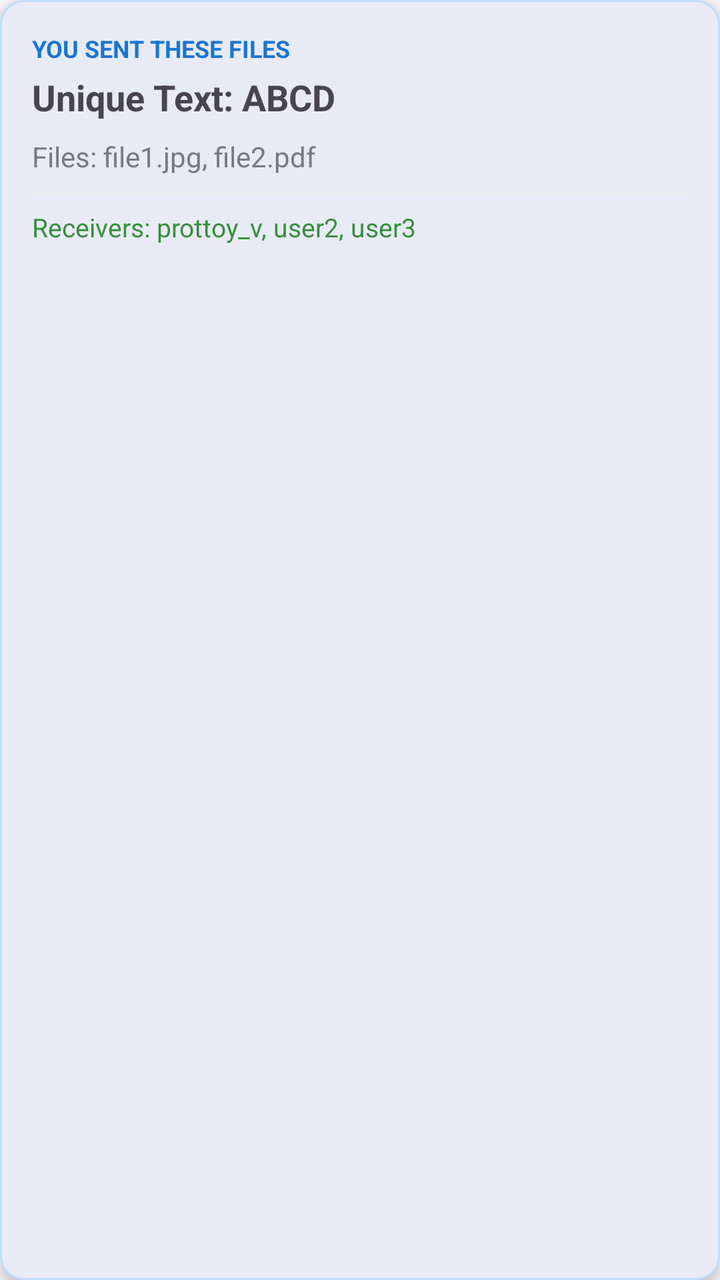
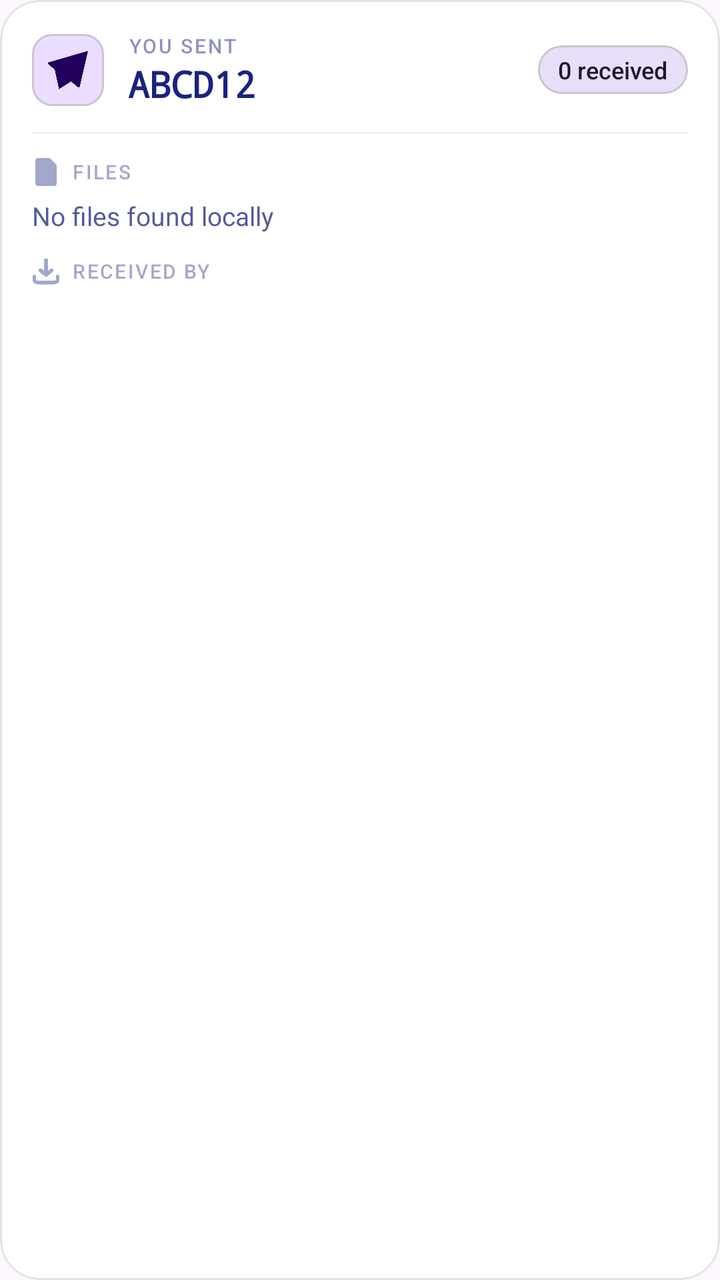

Compare the two renders of this Android layout. The source of the first and the diff that turns it into the second are given below.
<!-- AndroidManifest.xml: application theme Theme.MyApplication -->
<!-- res/layout/item_sent_history.xml -->
<com.google.android.material.card.MaterialCardView
    xmlns:android="http://schemas.android.com/apk/res/android"
    xmlns:app="http://schemas.android.com/apk/res-auto"
    android:layout_width="match_parent"
    android:layout_height="wrap_content"
    android:layout_margin="8dp"
    app:cardCornerRadius="12dp"
    app:cardElevation="4dp"
    app:strokeColor="#BBDEFB"
    app:strokeWidth="1dp">

    <LinearLayout
        android:layout_width="match_parent"
        android:layout_height="wrap_content"
        android:orientation="vertical"
        android:padding="16dp">

        <TextView
            android:layout_width="wrap_content"
            android:layout_height="wrap_content"
            android:text="YOU SENT THESE FILES"
            android:textColor="#1976D2"
            android:textStyle="bold"
            android:textSize="12sp"/>

        <TextView
            android:id="@+id/tvUniqueText"
            android:layout_width="wrap_content"
            android:layout_height="wrap_content"
            android:text="Unique Text: ABCD"
            android:textSize="18sp"
            android:textStyle="bold"
            android:layout_marginTop="4dp"/>

        <TextView
            android:id="@+id/tvFiles"
            android:layout_width="match_parent"
            android:layout_height="wrap_content"
            android:text="Files: file1.jpg, file2.pdf"
            android:layout_marginTop="8dp"
            android:alpha="0.7"/>

        <View
            android:layout_width="match_parent"
            android:layout_height="1dp"
            android:background="#EEEEEE"
            android:layout_marginVertical="8dp"/>

        <TextView
            android:id="@+id/tvReceivers"
            android:layout_width="match_parent"
            android:layout_height="wrap_content"
            android:text="Receivers: prottoy_v, user2, user3"
            android:textColor="#388E3C"
            android:textSize="13sp"/>
    </LinearLayout>
</com.google.android.material.card.MaterialCardView>
<!-- resources referenced by this layout -->
<resources>
  <style name="Theme.MyApplication" parent="Base.Theme.MyApplication" />
  <style name="Base.Theme.MyApplication" parent="Theme.Material3.DayNight.NoActionBar">
  
          <item name="colorPrimary">#132F97</item>
          <item name="colorOnPrimary">@color/white</item>
          <item name="colorSurface">@color/white</item>
          <item name="colorOnSurface">#1A237E</item>
          <item name="colorSecondary">#527132</item>
          <item name="android:statusBarColor">?attr/colorSurface</item>
          <item name="android:windowLightStatusBar">true</item>
          <item name="android:navigationBarColor">?attr/colorSurface</item>
      </style>
  <color name="white">#FFFFFFFF</color>
</resources>

<!-- the commit's change to res/layout/item_sent_history.xml (unified diff, before → after) -->
@@ -1,12 +1,15 @@
+<?xml version="1.0" encoding="utf-8"?>
 <com.google.android.material.card.MaterialCardView
     xmlns:android="http://schemas.android.com/apk/res/android"
     xmlns:app="http://schemas.android.com/apk/res-auto"
     android:layout_width="match_parent"
     android:layout_height="wrap_content"
-    android:layout_margin="8dp"
-    app:cardCornerRadius="12dp"
-    app:cardElevation="4dp"
-    app:strokeColor="#BBDEFB"
+    android:layout_marginHorizontal="16dp"
+    android:layout_marginVertical="6dp"
+    app:cardBackgroundColor="?attr/colorSurface"
+    app:cardCornerRadius="20dp"
+    app:cardElevation="0dp"
+    app:strokeColor="?attr/colorSurfaceContainerHighest"
     app:strokeWidth="1dp">
 
     <LinearLayout
@@ -15,43 +18,169 @@
         android:orientation="vertical"
         android:padding="16dp">
 
-        <TextView
-            android:layout_width="wrap_content"
+        
+        <LinearLayout
+            android:layout_width="match_parent"
             android:layout_height="wrap_content"
-            android:text="YOU SENT THESE FILES"
-            android:textColor="#1976D2"
-            android:textStyle="bold"
-            android:textSize="12sp"/>
+            android:gravity="center_vertical"
+            android:orientation="horizontal">
 
-        <TextView
-            android:id="@+id/tvUniqueText"
-            android:layout_width="wrap_content"
+            <com.google.android.material.card.MaterialCardView
+                android:layout_width="36dp"
+                android:layout_height="36dp"
+                app:cardBackgroundColor="?attr/colorPrimaryContainer"
+                app:cardCornerRadius="10dp"
+                app:cardElevation="0dp">
+
+                <ImageView
+                    android:layout_width="match_parent"
+                    android:layout_height="match_parent"
+                    android:padding="8dp"
+                    android:src="@drawable/ic_send"
+                    app:tint="?attr/colorOnPrimaryContainer" />
+            </com.google.android.material.card.MaterialCardView>
+
+            <LinearLayout
+                android:layout_width="0dp"
+                android:layout_height="wrap_content"
+                android:layout_marginStart="12dp"
+                android:layout_weight="1"
+                android:orientation="vertical">
+
+                <TextView
+                    android:layout_width="wrap_content"
+                    android:layout_height="wrap_content"
+                    android:alpha="0.5"
+                    android:fontFamily="sans-serif-medium"
+                    android:letterSpacing="0.1"
+                    android:text="YOU SENT"
+                    android:textColor="?attr/colorOnSurface"
+                    android:textSize="10sp" />
+
+                <TextView
+                    android:id="@+id/tvUniqueText"
+                    android:layout_width="wrap_content"
+                    android:layout_height="wrap_content"
+                    android:fontFamily="monospace"
+                    android:text="ABCD12"
+                    android:textColor="?attr/colorOnSurface"
+                    android:textSize="18sp"
+                    android:textStyle="bold" />
+            </LinearLayout>
+
+            
+            <com.google.android.material.card.MaterialCardView
+                android:layout_width="wrap_content"
+                android:layout_height="wrap_content"
+                app:cardBackgroundColor="?attr/colorSecondaryContainer"
+                app:cardCornerRadius="12dp"
+                app:cardElevation="0dp">
+
+                <TextView
+                    android:id="@+id/tvReceiverCount"
+                    android:layout_width="wrap_content"
+                    android:layout_height="wrap_content"
+                    android:fontFamily="sans-serif-medium"
+                    android:paddingHorizontal="10dp"
+                    android:paddingVertical="4dp"
+                    android:text="0 received"
+                    android:textColor="?attr/colorOnSecondaryContainer"
+                    android:textSize="12sp" />
+            </com.google.android.material.card.MaterialCardView>
+
+        </LinearLayout>
+
+        
+        <View
+            android:layout_width="match_parent"
+            android:layout_height="1dp"
+            android:layout_marginVertical="12dp"
+            android:alpha="0.08"
+            android:background="?attr/colorOnSurface" />
+
+        
+        <LinearLayout
+            android:layout_width="match_parent"
             android:layout_height="wrap_content"
-            android:text="Unique Text: ABCD"
-            android:textSize="18sp"
-            android:textStyle="bold"
-            android:layout_marginTop="4dp"/>
+            android:gravity="center_vertical"
+            android:orientation="horizontal"
+            android:layout_marginBottom="6dp">
+
+            <ImageView
+                android:layout_width="14dp"
+                android:layout_height="14dp"
+                android:alpha="0.4"
+                android:src="@drawable/ic_docs"
+                app:tint="?attr/colorOnSurface" />
+
+            <TextView
+                android:layout_width="wrap_content"
+                android:layout_height="wrap_content"
+                android:layout_marginStart="6dp"
+                android:alpha="0.4"
+                android:fontFamily="sans-serif-medium"
+                android:letterSpacing="0.08"
+                android:text="FILES"
+                android:textColor="?attr/colorOnSurface"
+                android:textSize="10sp" />
+        </LinearLayout>
 
         <TextView
             android:id="@+id/tvFiles"
             android:layout_width="match_parent"
             android:layout_height="wrap_content"
-            android:text="Files: file1.jpg, file2.pdf"
-            android:layout_marginTop="8dp"
-            android:alpha="0.7"/>
+            android:layout_marginBottom="12dp"
+            android:alpha="0.75"
+            android:lineSpacingExtra="3dp"
+            android:text="No files found locally"
+            android:textColor="?attr/colorOnSurface"
+            android:textSize="13sp" />
 
-        <View
-            android:layout_width="match_parent"
-            android:layout_height="1dp"
-            android:background="#EEEEEE"
-            android:layout_marginVertical="8dp"/>
-
-        <TextView
-            android:id="@+id/tvReceivers"
+        
+        <LinearLayout
             android:layout_width="match_parent"
             android:layout_height="wrap_content"
-            android:text="Receivers: prottoy_v, user2, user3"
-            android:textColor="#388E3C"
-            android:textSize="13sp"/>
+            android:gravity="center_vertical"
+            android:orientation="horizontal"
+            android:layout_marginBottom="6dp">
+
+            <ImageView
+                android:layout_width="14dp"
+                android:layout_height="14dp"
+                android:alpha="0.4"
+                android:src="@drawable/ic_download"
+                app:tint="?attr/colorOnSurface" />
+
+            <TextView
+                android:layout_width="wrap_content"
+                android:layout_height="wrap_content"
+                android:layout_marginStart="6dp"
+                android:alpha="0.4"
+                android:fontFamily="sans-serif-medium"
+                android:letterSpacing="0.08"
+                android:text="RECEIVED BY"
+                android:textColor="?attr/colorOnSurface"
+                android:textSize="10sp" />
+        </LinearLayout>
+
+        
+        <com.google.android.material.chip.ChipGroup
+            android:id="@+id/chipGroupReceivers"
+            android:layout_width="match_parent"
+            android:layout_height="wrap_content"
+            app:chipSpacingHorizontal="4dp"
+            app:chipSpacingVertical="2dp" />
+
+        
+        <TextView
+            android:id="@+id/tvNoReceivers"
+            android:layout_width="wrap_content"
+            android:layout_height="wrap_content"
+            android:alpha="0.4"
+            android:text="No one has received this yet"
+            android:textColor="?attr/colorOnSurface"
+            android:textSize="13sp"
+            android:visibility="gone" />
+
     </LinearLayout>
 </com.google.android.material.card.MaterialCardView>
<!-- resource entries referenced after the edit -->
@@ -1,5 +1,8 @@
 <!-- resources referenced by this layout -->
 <resources>
+  <!-- drawable ic_docs: png bitmap (drawable, 7834 bytes) -->
+  <!-- drawable ic_download: png bitmap (drawable, 23201 bytes) -->
+  <!-- drawable ic_send: png bitmap (drawable, 18358 bytes) -->
   <style name="Theme.MyApplication" parent="Base.Theme.MyApplication" />
   <style name="Base.Theme.MyApplication" parent="Theme.Material3.DayNight.NoActionBar">
   
